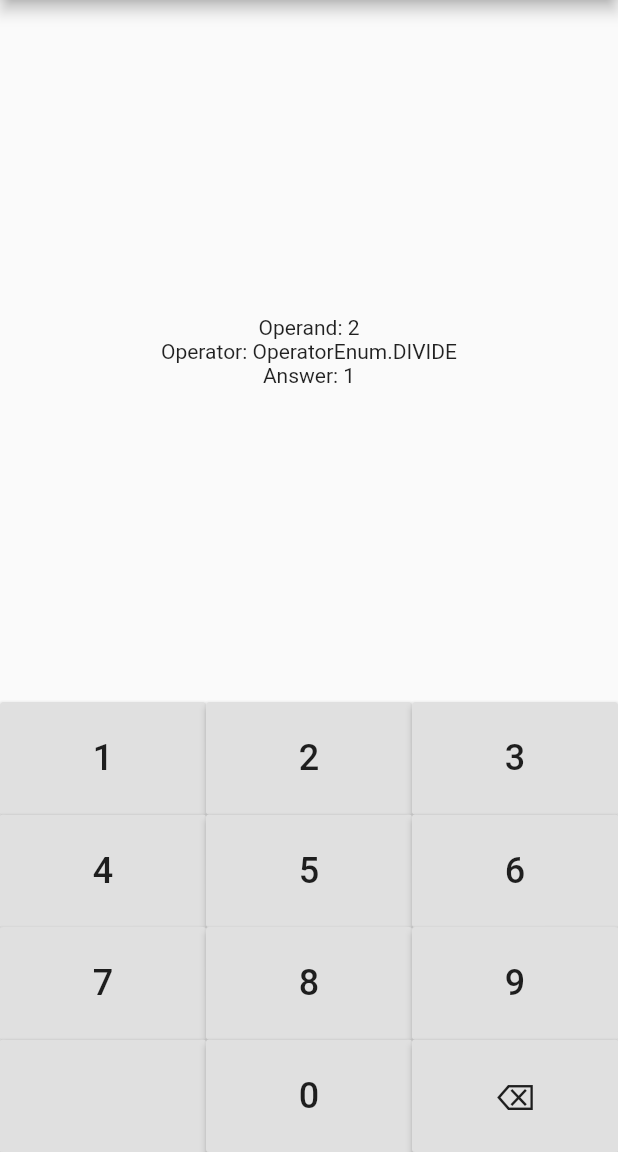
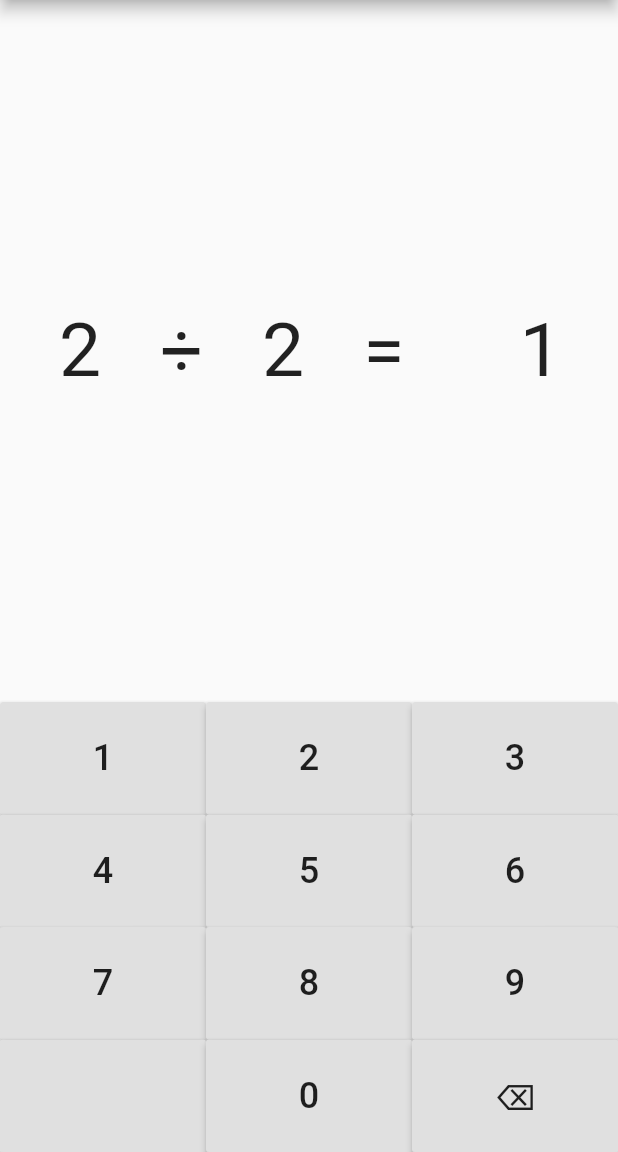
Before and after one commit to dbland87/math_summit, a Flutter app: the QuizScreen screen opened by its route, after a tap on an icon or button, on a phone screen of 412 x 824 dp, the part 84-1236 px from its top. Run offline on Flutter 3.47's test engine with Material 2 defaults, Android fonts, the phone set to English and light mode, and no system bars.

Commit message:
Fixed input length

```diff
--- /dev/null
+++ b/analysis_options.yaml
@@ -0,0 +1,2 @@
+enable-experiment:
+  - extension-methods
--- a/lib/bloc/QuizBloc.dart
+++ b/lib/bloc/QuizBloc.dart
@@ -1,8 +1,10 @@
 import 'dart:async';
 
 import 'package:math_ninja/base/Bloc.dart';
+import 'package:math_ninja/constants/QuizConstants.dart';
 import 'package:math_ninja/data/Quiz.dart';
 import 'package:math_ninja/data/QuizRepository.dart';
+import 'package:math_ninja/extensions/StringExtensions.dart';
 
 class QuizBloc implements Bloc {
   QuizBloc(this._quizRepository);
@@ -44,10 +46,11 @@ class QuizBloc implements Bloc {
   }
 
   void appendCharacter(String character) {
-    _currentInput = _currentInput + character;
-    _quizStreamController.sink.add(QuizState._quizData(_quiz, _currentInput));
+    if ((_currentInput + character).isValidAnswerInput()) {
+      _currentInput = _currentInput + character;
+      _quizStreamController.sink.add(QuizState._quizData(_quiz, _currentInput));
+    }
   }
-
 }
 
 class QuizState {
--- /dev/null
+++ b/lib/constants/QuizConstants.dart
@@ -0,0 +1,2 @@
+
+const MAX_ANSWER_LENGTH = 3;
--- a/lib/data/Problem.dart
+++ b/lib/data/Problem.dart
@@ -1,11 +1,11 @@
 import 'package:flutter/material.dart';
-import 'package:math_ninja/constants/OperatorEnum.dart';
+import 'file:///C:/Users/COMMAND_CENTER/AndroidStudioProjects/math_ninja/lib/enums/OperatorEnum.dart';
 
 class Problem {
 
   final int first;
   final int second;
-  final OperatorEnum operator;
+  final Operators operator;
   int _response = -1;
 
   Problem({@required this.first, @required this.second, @required this.operator}):
@@ -15,16 +15,16 @@ class Problem {
 
   int answer() {
     switch (operator) {
-      case OperatorEnum.MULTIPLY:
+      case Operators.MULTIPLY:
         return this.first * second;
         break;
-      case OperatorEnum.DIVIDE:
+      case Operators.DIVIDE:
         return first ~/ second;
         break;
-      case OperatorEnum.ADD:
+      case Operators.ADD:
         return first + second;
         break;
-      case OperatorEnum.SUBTRACT:
+      case Operators.SUBTRACT:
         return first - second;
         break;
     }
--- a/lib/data/Quiz.dart
+++ b/lib/data/Quiz.dart
@@ -1,11 +1,11 @@
 import 'package:flutter/material.dart';
-import 'package:math_ninja/constants/OperatorEnum.dart';
+import 'file:///C:/Users/COMMAND_CENTER/AndroidStudioProjects/math_ninja/lib/enums/OperatorEnum.dart';
 import 'Problem.dart';
 
 class Quiz {
 
   final int operand;
-  final OperatorEnum operator;
+  final Operators operator;
   final List<Problem> problems;
 
   Quiz({@required this.operand, @required this.operator, @required this.problems}):
--- a/lib/data/QuizRepository.dart
+++ b/lib/data/QuizRepository.dart
@@ -1,18 +1,18 @@
-import 'package:math_ninja/constants/OperatorEnum.dart';
+import 'file:///C:/Users/COMMAND_CENTER/AndroidStudioProjects/math_ninja/lib/enums/OperatorEnum.dart';
 import 'package:math_ninja/data/Problem.dart';
 
 import 'Quiz.dart';
 
 class QuizRepository {
 
-  static final Problem problem1 = Problem(first: 1, second: 2, operator: OperatorEnum.DIVIDE);
-  static final Problem problem2 = Problem(first: 2, second: 2, operator: OperatorEnum.DIVIDE);
-  static final Problem problem3 = Problem(first: 3, second: 2, operator: OperatorEnum.DIVIDE);
-  static final Problem problem4 = Problem(first: 4, second: 2, operator: OperatorEnum.DIVIDE);
+  static final Problem problem1 = Problem(first: 1, second: 2, operator: Operators.DIVIDE);
+  static final Problem problem2 = Problem(first: 2, second: 2, operator: Operators.DIVIDE);
+  static final Problem problem3 = Problem(first: 3, second: 2, operator: Operators.DIVIDE);
+  static final Problem problem4 = Problem(first: 4, second: 2, operator: Operators.DIVIDE);
 
   static final List<Problem> problemList = new List.from([problem1, problem2, problem3, problem4]);
 
-  Quiz quiz = Quiz(operand: 2, operator: OperatorEnum.DIVIDE, problems: problemList);
+  Quiz quiz = Quiz(operand: 2, operator: Operators.DIVIDE, problems: problemList);
 
   Future<Quiz> getQuiz() async {
     await Future.delayed(Duration(seconds: 1));
--- a/lib/constants/OperatorEnum.dart
+++ b/lib/enums/OperatorEnum.dart
@@ -1,5 +1,5 @@
 
-enum OperatorEnum {
+enum Operators {
   MULTIPLY,
   DIVIDE,
   ADD,
--- /dev/null
+++ b/lib/extensions/OperatorsExtensions.dart
@@ -0,0 +1,13 @@
+import 'file:///C:/Users/COMMAND_CENTER/AndroidStudioProjects/math_ninja/lib/enums/OperatorEnum.dart';
+
+extension OperatorsExtensions on Operators {
+
+    static const displaySymbols = {
+      Operators.ADD: "+",
+      Operators.SUBTRACT: "-",
+      Operators.MULTIPLY: 'x',
+      Operators.DIVIDE: '÷'
+    };
+
+    String get displaySymbol => displaySymbols[this];
+}
--- /dev/null
+++ b/lib/extensions/StringExtensions.dart
@@ -0,0 +1,10 @@
+import 'file:///C:/Users/COMMAND_CENTER/AndroidStudioProjects/math_ninja/lib/enums/OperatorEnum.dart';
+import 'package:math_ninja/constants/QuizConstants.dart';
+
+extension StringExtensions on String {
+
+    bool isValidAnswerInput() {
+      return this.length <= MAX_ANSWER_LENGTH
+          && !(this.length > 1 && this[0] == '0');
+    }
+}
--- /dev/null
+++ b/lib/ui/Problem/ProblemCharacter.dart
@@ -0,0 +1,16 @@
+import 'package:flutter/material.dart';
+
+class ProblemCharacter extends StatelessWidget {
+
+  final String character;
+
+  ProblemCharacter({@required this.character});
+
+  @override
+  Widget build(BuildContext context) {
+    return Text(
+      character,
+      style: TextStyle(fontSize: 50),
+    );
+  }
+}
--- a/lib/ui/Problem/ProblemWidget.dart
+++ b/lib/ui/Problem/ProblemWidget.dart
@@ -2,9 +2,10 @@ import 'package:flutter/material.dart';
 import 'package:math_ninja/bloc/QuizBloc.dart';
 import 'package:math_ninja/data/Quiz.dart';
 import 'package:math_ninja/providers/BlockProvider.dart';
+import 'package:math_ninja/extensions/OperatorsExtensions.dart';
+import 'package:math_ninja/ui/Problem/ProblemCharacter.dart';
 
 class ProblemWidget extends StatelessWidget {
-
   @override
   Widget build(BuildContext context) {
     return Expanded(
@@ -13,9 +14,7 @@ class ProblemWidget extends StatelessWidget {
           stream: BlocProvider.of<QuizBloc>(context).quizStream,
           initialData: QuizInitState(),
           builder: (context, snapshot) {
-            if (snapshot.data is QuizLoadingState) {
-              return _buildLoading();
-            } else if (snapshot.data is QuizDataState) {
+            if (snapshot.data is QuizDataState) {
               QuizDataState state = snapshot.data;
               return _buildContent(state.quiz, state.input);
             } else {
@@ -25,22 +24,29 @@ class ProblemWidget extends StatelessWidget {
     ));
   }
 
-  Widget _buildLoading() {
-    return const Center(
-      child: CircularProgressIndicator(),
+  Widget _buildContent(Quiz quiz, String input) {
+    return Row(
+      mainAxisAlignment: MainAxisAlignment.spaceEvenly,
+      children: <Widget>[
+        Expanded(
+          flex: 3,
+          child: Row(
+              mainAxisAlignment: MainAxisAlignment.spaceEvenly,
+              children: <Widget>[
+                ProblemCharacter(character: quiz.operand.toString()),
+                ProblemCharacter(character: quiz.operator.displaySymbol),
+                ProblemCharacter(character: quiz.operand.toString()),
+                ProblemCharacter(character: '='),
+              ]),
+        ),
+        Expanded(
+          flex: 1,
+          child: Center(
+            child: ProblemCharacter(character: input.toString()),
+          ),
+        )
+      ],
     );
-  }
-
-  Widget _buildContent(Quiz quiz, String input) {
-    return Center(
-        child: Column(
-      mainAxisAlignment: MainAxisAlignment.center,
-      children: <Widget>[
-        Text('Operand: ${quiz.operand}'),
-        Text('Operator: ${quiz.operator}'),
-        Text('Answer: $input')
-      ],
-    ));
   }
 
   Widget _buildError() {
--- a/pubspec.yaml
+++ b/pubspec.yaml
@@ -14,7 +14,7 @@ description: Math Ninja
 version: 1.0.0+1
 
 environment:
-  sdk: ">=2.1.0 <3.0.0"
+  sdk: ">=2.6.0 <3.0.0"
 
 dependencies:
   flutter:
```
Also changed, not shown: pubspec.lock.
